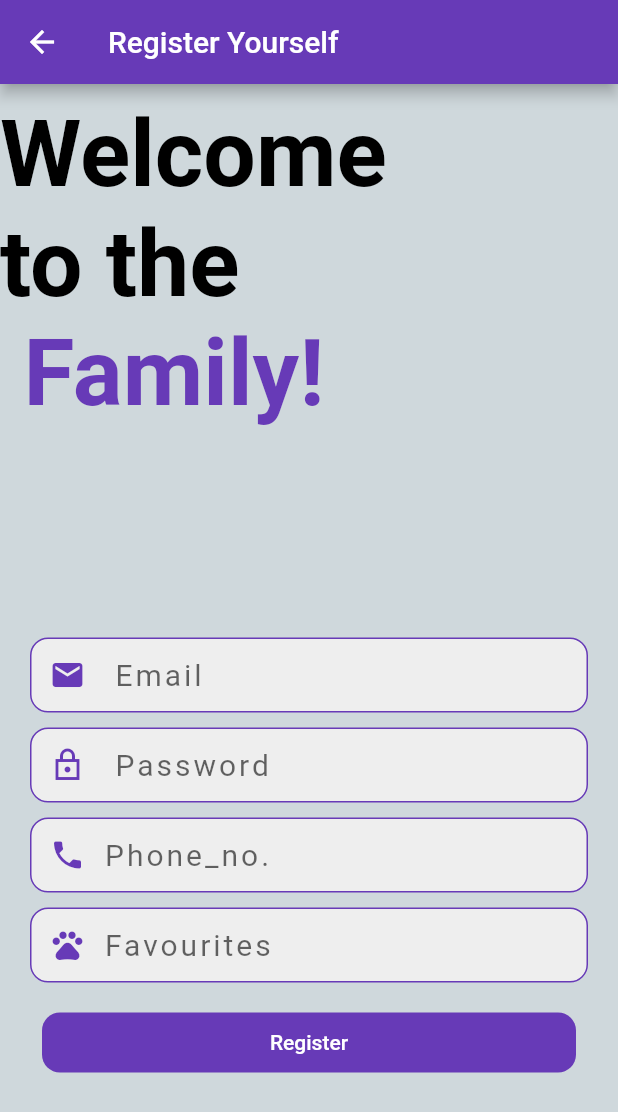
After one commit to Ar3mis22/FoodRecipeApp, a Flutter app: the screen it shows after launch, after a tap on "Sign In", after a tap on "Register now", on a phone screen of 412 x 824 dp. The commit adds this screen. Shown: the top 1112 px of the screen. Run offline on Flutter 3.47's test engine with Material 2 defaults, Android fonts, the phone set to English and light mode, and no system bars; our stand-ins replace carousel_slider, email_validator, loading_animation_widget; missing offline and left inert: dart:ffi; network calls fail.

Commit message:
Learning Period Tasks

```diff
--- a/lib/login_page.dart
+++ b/lib/login_page.dart
@@ -1,9 +1,12 @@
+import 'dart:ffi';
+
 import 'package:email_validator/email_validator.dart';
 import 'package:flutter/cupertino.dart';
 import 'package:flutter/material.dart';
 import 'package:carousel_slider/carousel_slider.dart';
-import 'welcome_page.dart';
-
+import 'package:login_ui/sign_up.dart';
+import 'package:login_ui/welcome_page.dart';
+//import 'package:form_field_validator/form_field_validator.dart';
 
 class LoginPage extends StatefulWidget {
   const LoginPage({Key? key}) : super(key: key);
@@ -15,12 +18,13 @@ class LoginPage extends StatefulWidget {
 class _LoginPageState extends State<LoginPage> {
   bool passwordObscured = true;
   final formKey = GlobalKey<FormState>();
+
   final emailController = TextEditingController();
 
   @override
   Widget build(BuildContext context) {
     return Scaffold(
-      backgroundColor: Colors.grey[300],
+      backgroundColor: Colors.blueGrey[100],
       body: SingleChildScrollView(
         child: Column(
           children: [
@@ -59,7 +63,7 @@ class _LoginPageState extends State<LoginPage> {
               height: 30,
             ),
             const Padding(
-              padding: EdgeInsets.only(right: 161.0),
+              padding: EdgeInsets.only(right: 156.0),
               child: Text(
                 'Sign In to Continue',
                 style: TextStyle(
@@ -72,13 +76,13 @@ class _LoginPageState extends State<LoginPage> {
             ),
             Padding(
               padding: const EdgeInsets.symmetric(horizontal: 25.0),
+              child: Form(
+                key: formKey,
                 child: Container(
                   decoration: BoxDecoration(
                     color: Colors.grey[200],
                     borderRadius: BorderRadius.circular(12),
                   ),
-                child: Form(
-                  key: formKey,
                   child: TextFormField(
                     controller: emailController,
                     keyboardType: TextInputType.emailAddress,
@@ -93,7 +97,7 @@ class _LoginPageState extends State<LoginPage> {
                           Icons.email,
                           color: Colors.deepPurple,
                         )),
-                    validator: (email) =>
+                    validator: (email) =>//*********************************** VALIDATOR FUNCTION ****************************
                         email != null && !EmailValidator.validate(email)
                             ? 'Enter a valid Email'
                             : null,
@@ -155,8 +159,10 @@ class _LoginPageState extends State<LoginPage> {
                 child: FlatButton(
                   onPressed: () {
                     final form = formKey.currentState!;
-                    if (form.validate()) {}
+                    if (form.validate()) {
                       Navigator.push(context, MaterialPageRoute(builder: (context)=> WelcomePge()));
+                    }
+
                   },
                   child: Center(
                     child: Text(
@@ -177,14 +183,20 @@ class _LoginPageState extends State<LoginPage> {
               mainAxisAlignment: MainAxisAlignment.center,
               children: [
                 Text('Not a member ? '),
-                Text(
+                FlatButton(
+                  onPressed: () {
+                    Navigator.push(context, MaterialPageRoute(builder: (context)=> sign_up()));
+                  },
+                  child: Text(
                     'Register now',
                     style: TextStyle(
                       color: Colors.blue,
                       fontWeight: FontWeight.bold,
                       fontSize: 16,
                     ),
+                  ),
                 )
+
               ],
             )
           ],
@@ -204,6 +216,5 @@ class _LoginPageState extends State<LoginPage> {
     "Bonjour",
     "안녕하세요",
     "नमस्कार",
-
   ];
 }
--- /dev/null
+++ b/lib/sign_up.dart
@@ -0,0 +1,182 @@
+// ignore_for_file: deprecated_member_use
+
+import 'package:flutter/cupertino.dart';
+import 'package:flutter/material.dart';
+
+class sign_up extends StatefulWidget {
+  const sign_up({Key? key}) : super(key: key);
+
+  @override
+  State<sign_up> createState() => _sign_upState();
+}
+
+class _sign_upState extends State<sign_up> {
+  @override
+  Widget build(BuildContext context) {
+    return Scaffold(
+      backgroundColor: Colors.blueGrey[100],
+      appBar: AppBar(
+        title: Text(
+          'Register Yourself',
+          style: TextStyle(color: Colors.white),
+        ),
+        shadowColor: Colors.black,
+        backgroundColor: Colors.deepPurple,
+      ),
+      body: SingleChildScrollView(
+        child: Column(children: [
+          Container(
+            padding: EdgeInsets.fromLTRB(0.0, 10.0, 100.0, 0.0),
+            child: const Text(
+              'Welcome to the',
+              style: TextStyle(
+                color: Colors.black,
+                fontSize: 62.0,
+                fontWeight: FontWeight.bold,
+              ),
+            ),
+          ),
+          Container(
+            child: Padding(
+              padding: const EdgeInsets.only(right: 180.0),
+              child: const Text(
+                'Family!',
+                style: TextStyle(
+                  color: Colors.deepPurple,
+                  fontSize: 62.0,
+                  fontWeight: FontWeight.bold,
+                ),
+              ),
+            ),
+          ),
+          SizedBox(
+            height: 120.0,
+          ),
+          Padding(
+            padding: const EdgeInsets.fromLTRB(20.0, 20.0, 20.0, 0.0),
+            child: Container(
+
+              decoration: BoxDecoration(
+                color: Colors.grey[200],
+                borderRadius: BorderRadius.circular(12),
+                border: Border.all(color: Colors.deepPurple),
+              ),
+              child: TextFormField(
+                  keyboardType: TextInputType.emailAddress,
+                  decoration: const InputDecoration(
+                      border: InputBorder.none,
+                      hintText: ' Email',
+                      hintStyle: TextStyle(
+                        letterSpacing: 2.0,
+                        fontSize: 20,
+                      ),
+                      prefixIcon: Icon(
+                        Icons.email,
+                        color: Colors.deepPurple,
+                      ))),
+            ),
+          ),
+          SizedBox(
+            height: 10,
+          ),
+          Padding(
+            padding: const EdgeInsets.fromLTRB(20.0, 0.0, 20.0, 0.0),
+            child: Container(
+              decoration: BoxDecoration(
+                color: Colors.grey[200],
+                border: Border.all(color: Colors.deepPurple),
+                borderRadius: BorderRadius.circular(12),
+              ),
+              child: const TextField(
+                  obscureText: true,
+                  obscuringCharacter: '*',
+                  keyboardType: TextInputType.visiblePassword,
+                  decoration: InputDecoration(
+                      border: InputBorder.none,
+                      hintText: ' Password',
+                      hintStyle: TextStyle(
+                        letterSpacing: 2.0,
+                        fontSize: 20,
+                      ),
+                      prefixIcon: Icon(
+                        Icons.lock_outline_sharp,
+                        color: Colors.deepPurple,
+                      ))),
+            ),
+          ),
+          SizedBox(
+            height: 10,
+          ),
+          Padding(
+            padding: const EdgeInsets.fromLTRB(20.0, 0.0, 20.0, 0.0),
+            child: Container(
+              decoration: BoxDecoration(
+                color: Colors.grey[200],
+                border: Border.all(color: Colors.deepPurple),
+                borderRadius: BorderRadius.circular(12),
+              ),
+              child: TextFormField(
+                  keyboardType: TextInputType.phone,
+                  decoration: const InputDecoration(
+                      border: InputBorder.none,
+                      hintText: 'Phone_no.',
+                      hintStyle: TextStyle(
+                        letterSpacing: 2.0,
+                        fontSize: 20,
+                      ),
+                      prefixIcon: Icon(
+                        Icons.phone,
+                        color: Colors.deepPurple,
+                      ))),
+            ),
+          ),
+          SizedBox(
+            height: 10,
+          ),
+          Padding(
+            padding: const EdgeInsets.fromLTRB(20.0, 0.0, 20.0, 0.0),
+            child: Container(
+              decoration: BoxDecoration(
+                color: Colors.grey[200],
+                border: Border.all(color: Colors.deepPurple),
+                borderRadius: BorderRadius.circular(12),
+              ),
+              child: TextFormField(
+                  keyboardType: TextInputType.text,
+                  decoration: const InputDecoration(
+                      border: InputBorder.none,
+                      hintText: 'Favourites',
+                      hintStyle: TextStyle(
+                        letterSpacing: 2.0,
+                        fontSize: 20,
+                      ),
+                      prefixIcon: Icon(
+                        Icons.pets_rounded,
+                        color: Colors.deepPurple,
+                      ))),
+            ),
+          ),
+          Padding(
+            padding: const EdgeInsets.symmetric(horizontal: 28.0, vertical: 20),
+            child: Container(
+              height: 40,
+              width: 500,
+              decoration: BoxDecoration(
+                  color: Colors.deepPurple,
+                  borderRadius: BorderRadius.circular(12.0)),
+              child: FlatButton(
+                onPressed: () {},
+                child: Text(
+                  'Register',
+                  style: TextStyle(
+                    color: Colors.white,
+                  ),
+                ),
+              ),
+            ),
+          )
+        ]),
+      ),
+    );
+  }
+}
```
Also changed, not shown: lib/welcome_page.dart (+128 -21 lines), pubspec.yaml (+9 -8 lines), pubspec.lock. Lines whose indentation alone changed are shown as unchanged.
